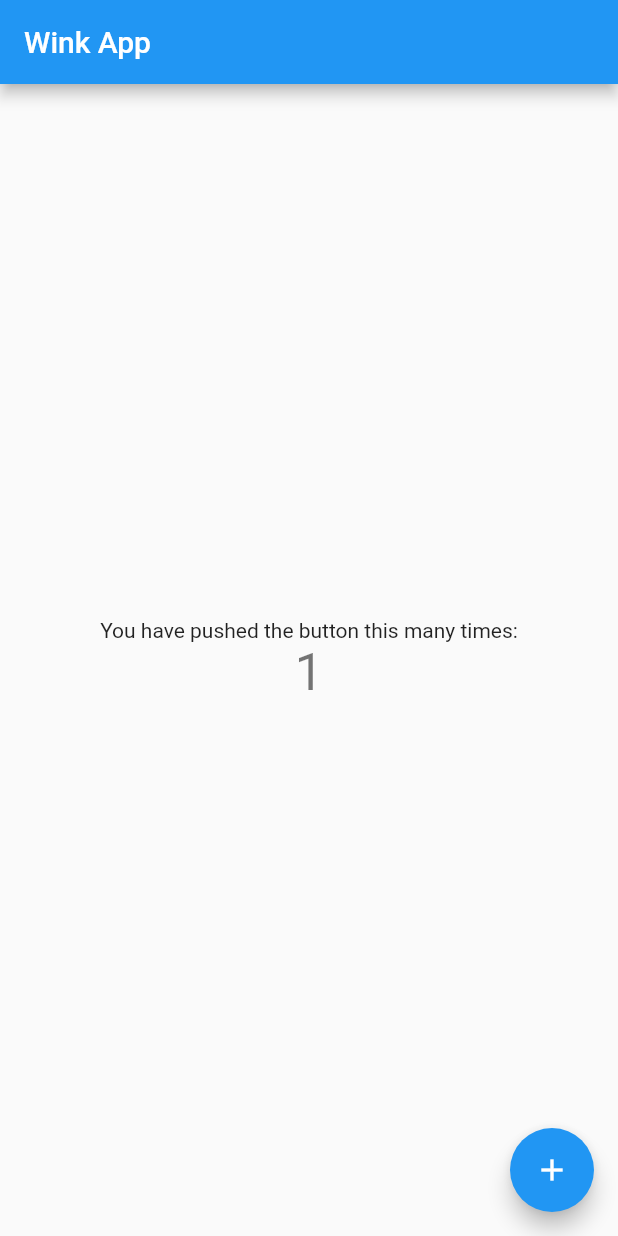
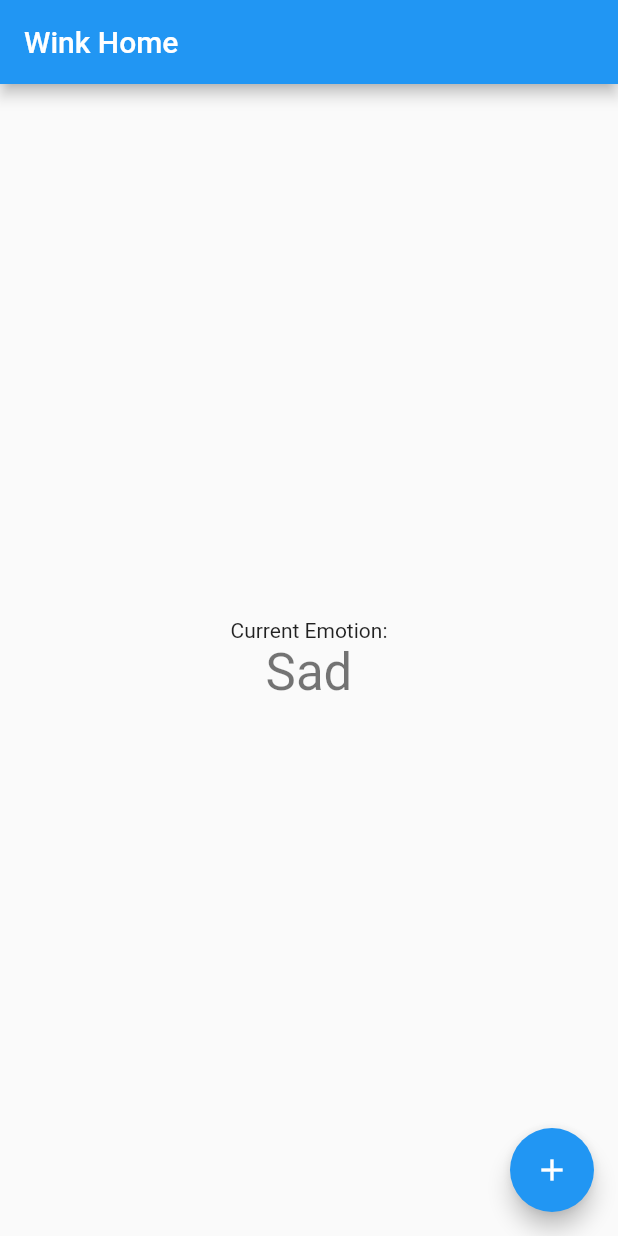
Before and after one commit to xuxey/wink-app, a Flutter app: the MyHomePage screen opened directly, after a tap on the "add" icon, on a phone screen of 412 x 824 dp. Run offline on Flutter 3.47's test engine with Material 2 defaults, Android fonts, the phone set to English and light mode, and no system bars.

Commit message:
Add basic emotion states and time checks

```diff
--- a/lib/main.dart
+++ b/lib/main.dart
@@ -11,33 +11,15 @@ class MyApp extends StatelessWidget {
     return MaterialApp(
       title: 'Wink',
       theme: ThemeData(
-        // This is the theme of your application.
-        //
-        // Try running your application with "flutter run". You'll see the
-        // application has a blue toolbar. Then, without quitting the app, try
-        // changing the primarySwatch below to Colors.green and then invoke
-        // "hot reload" (press "r" in the console where you ran "flutter run",
-        // or simply save your changes to "hot reload" in a Flutter IDE).
-        // Notice that the counter didn't reset back to zero; the application
-        // is not restarted.
         primarySwatch: Colors.blue,
       ),
-      home: MyHomePage(title: 'Wink App'),
+      home: MyHomePage(title: 'Wink Home'),
     );
   }
 }
 
 class MyHomePage extends StatefulWidget {
   MyHomePage({Key key, this.title}) : super(key: key);
-
-  // This widget is the home page of your application. It is stateful, meaning
-  // that it has a State object (defined below) that contains fields that affect
-  // how it looks.
-
-  // This class is the configuration for the state. It holds the values (in this
-  // case the title) provided by the parent (in this case the App widget) and
-  // used by the build method of the State. Fields in a Widget subclass are
-  // always marked "final".
 
   final String title;
 
@@ -46,16 +28,48 @@ class MyHomePage extends StatefulWidget {
 }
 
 class _MyHomePageState extends State<MyHomePage> {
-  int _counter = 0;
+  // Range from 0 to 2;
+  // Sad is 0, No emotion is 1, Happy is 2;
+  int _emotion_state = 2;
 
-  void _incrementCounter() {
+  String _emotion = "Sad";
+
+  DateTime setSleepTime = new DateTime(2020, 11, 14, 14);
+  DateTime setWakeTime = new DateTime(2020, 11, 14, 23);
+
+  void _updateEmotion() {
     setState(() {
-      // This call to setState tells the Flutter framework that something has
-      // changed in this State, which causes it to rerun the build method below
-      // so that the display can reflect the updated values. If we changed
-      // _counter without calling setState(), then the build method would not be
-      // called again, and so nothing would appear to happen.
-      _counter++;
+      // Time comparison:
+      // DateTime currentTime = new DateTime.now();
+      // if (currentTime.isAfter(setSleepTime) &&
+      //     currentTime.isBefore(setWakeTime)) {
+      //   _emotion_state--;
+      // } else if (currentTime.isAfter(setWakeTime) &&
+      //     currentTime.isBefore(setSleepTime)) {
+      //   _emotion_state++;
+      // }
+      _emotion_state++;
+      if (_emotion_state > 2) {
+        _emotion_state = 0;
+      }
+      switch (_emotion_state) {
+        case 0:
+          {
+            _emotion = "Sad";
+          }
+          break;
+
+        case 1:
+          {
+            _emotion = "Neutral";
+          }
+          break;
+
+        case 2:
+          {
+            _emotion = "Happy";
+          }
+      }
     });
   }
 
@@ -69,43 +83,25 @@ class _MyHomePageState extends State<MyHomePage> {
     // than having to individually change instances of widgets.
     return Scaffold(
       appBar: AppBar(
-        // Here we take the value from the MyHomePage object that was created by
-        // the App.build method, and use it to set our appbar title.
         title: Text(widget.title),
       ),
       body: Center(
-        // Center is a layout widget. It takes a single child and positions it
-        // in the middle of the parent.
         child: Column(
-          // Column is also a layout widget. It takes a list of children and
-          // arranges them vertically. By default, it sizes itself to fit its
-          // children horizontally, and tries to be as tall as its parent.
-          //
-          // Invoke "debug painting" (press "p" in the console, choose the
-          // "Toggle Debug Paint" action from the Flutter Inspector in Android
-          // Studio, or the "Toggle Debug Paint" command in Visual Studio Code)
-          // to see the wireframe for each widget.
-          //
-          // Column has various properties to control how it sizes itself and
-          // how it positions its children. Here we use mainAxisAlignment to
-          // center the children vertically; the main axis here is the vertical
-          // axis because Columns are vertical (the cross axis would be
-          // horizontal).
           mainAxisAlignment: MainAxisAlignment.center,
           children: <Widget>[
             Text(
-              'You have pushed the button this many times:',
+              'Current Emotion:',
             ),
             Text(
-              '$_counter',
+              '$_emotion',
               style: Theme.of(context).textTheme.headline4,
             ),
           ],
         ),
       ),
       floatingActionButton: FloatingActionButton(
-        onPressed: _incrementCounter,
-        tooltip: 'Increment',
+        onPressed: _updateEmotion,
+        tooltip: 'Update Emotion',
         child: Icon(Icons.add),
       ), // This trailing comma makes auto-formatting nicer for build methods.
     );
```
